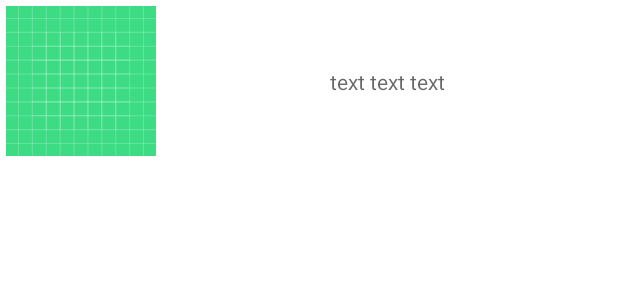
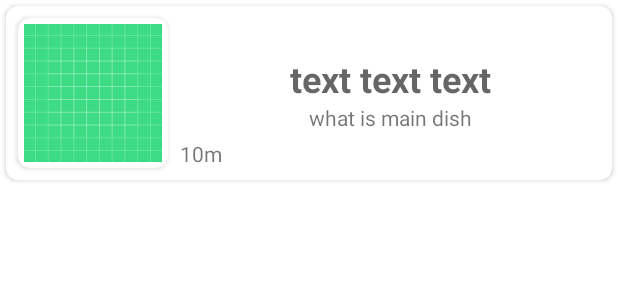
Before and after one commit to SuChelin/SuChelin-View, an Android app: the layout rv_item.xml on its own in the app's theme, with its tools: preview values and no code run, on a phone screen of 412 x 824 dp. Shown: the top 300 px of the screen. Run offline under Robolectric (Android 15) with nearby library versions, the phone set to English and light mode, and no system bars.

Commit message:
[Glide, CardView List, Internet Permission] applied. + add more info of rv_item

```diff
--- a/app/build.gradle
+++ b/app/build.gradle
@@ -33,7 +33,8 @@ android {
 }
 
 dependencies {
-
+    implementation 'com.github.bumptech.glide:glide:4.13.0'
+    annotationProcessor 'com.github.bumptech.glide:compiler:4.13.0'
     implementation 'androidx.core:core-ktx:1.6.0'
     implementation 'androidx.appcompat:appcompat:1.3.0'
     implementation 'com.google.android.material:material:1.4.0'
--- a/app/src/main/AndroidManifest.xml
+++ b/app/src/main/AndroidManifest.xml
@@ -1,6 +1,6 @@
 <?xml version="1.0" encoding="utf-8"?>
 <manifest xmlns:android="http://schemas.android.com/apk/res/android">
-
+    <uses-permission android:name="android.permission.INTERNET"/>
     <application
         android:allowBackup="true"
         android:icon="@mipmap/ic_launcher"
--- a/app/src/main/java/mingyuk99/suchelin/ListFragment.kt
+++ b/app/src/main/java/mingyuk99/suchelin/ListFragment.kt
@@ -5,8 +5,6 @@ import androidx.fragment.app.Fragment
 import android.view.LayoutInflater
 import android.view.View
 import android.view.ViewGroup
-import android.widget.TextView
-import androidx.navigation.findNavController
 import androidx.recyclerview.widget.LinearLayoutManager
 import androidx.recyclerview.widget.RecyclerView
 
@@ -28,7 +26,7 @@ class ListFragment : Fragment() {
         val rv = view.findViewById<RecyclerView>(R.id.rv)
         val items = mutableListOf<dataSet>()
 
-        items.add(dataSet("imageUrl","dummy","main"))
+        items.add(dataSet("https://search.pstatic.net/common/?autoRotate=true&quality=95&type=f180_180&src=https%3A%2F%2Fldb-phinf.pstatic.net%2F20210302_125%2F161464487124061agC_JPEG%2FK15utTFWXeuNEny1JMXiV57W.jpg","할리스 수원대학교점","main"))
         items.add(dataSet("imageUrl","dummy","main"))
         items.add(dataSet("imageUrl","dummy","main"))
         items.add(dataSet("imageUrl","dummy","main"))
@@ -38,10 +36,12 @@ class ListFragment : Fragment() {
         items.add(dataSet("imageUrl","dummy","main"))
 
 
-        val rvAdapter = RvAdapter(items)
+        val rvAdapter = RvAdapter(context, items)
         rv.adapter = rvAdapter
+
         rv.layoutManager = LinearLayoutManager(context)
 
+        return view
 //        val fragMap = view.findViewById<TextView>(R.id.fragMap)
 //        val fragVote = view.findViewById<TextView>(R.id.fragVote)
 //        fragMap.setOnClickListener {
@@ -50,7 +50,5 @@ class ListFragment : Fragment() {
 //        fragVote.setOnClickListener {
 //            it.findNavController().navigate(R.id.action_listFragment_to_voteFragment)
 //        }
-        return view
-
     }
 }
--- a/app/src/main/java/mingyuk99/suchelin/RvAdapter.kt
+++ b/app/src/main/java/mingyuk99/suchelin/RvAdapter.kt
@@ -1,14 +1,16 @@
 package mingyuk99.suchelin
 
+import android.content.Context
 import android.view.LayoutInflater
 import android.view.View
 import android.view.ViewGroup
 import android.widget.ImageView
 import android.widget.TextView
 import androidx.recyclerview.widget.RecyclerView
+import com.bumptech.glide.Glide
 import org.w3c.dom.Text
 
-class RvAdapter(val items: MutableList<dataSet>):RecyclerView.Adapter<RvAdapter.ViewHolder>() {
+class RvAdapter(val context: Context?, val items: MutableList<dataSet>):RecyclerView.Adapter<RvAdapter.ViewHolder>() {
     override fun onCreateViewHolder(parent: ViewGroup, viewType: Int): RvAdapter.ViewHolder {
         val view = LayoutInflater.from(parent.context).inflate(R.layout.rv_item,parent,false)
 
@@ -25,8 +27,15 @@ class RvAdapter(val items: MutableList<dataSet>):RecyclerView.Adapter<RvAdapter.
 
     inner class ViewHolder(itemView: View): RecyclerView.ViewHolder(itemView){
         fun bindItems(item: dataSet){
-            val textTitle = itemView.findViewById<TextView>(R.id.textViewTitle)
             val imageViewShop = itemView.findViewById<ImageView>(R.id.imageViewShop)
+            val textViewTitle = itemView.findViewById<TextView>(R.id.textViewTitle)
+
+            Glide.with(context!!)
+                .load(item.imageUrl)
+                .centerCrop()
+                .into(imageViewShop)
+
+            textViewTitle.text = item.name
 
         }
     }
--- a/app/src/main/java/mingyuk99/suchelin/dataSet.kt
+++ b/app/src/main/java/mingyuk99/suchelin/dataSet.kt
@@ -4,4 +4,6 @@ data class dataSet(
     val imageUrl: String = "",
     val name: String = "",
     val location: String = ""
+//detail
+//distance
 )
--- a/app/src/main/res/layout/fragment_vote.xml
+++ b/app/src/main/res/layout/fragment_vote.xml
@@ -1,5 +1,5 @@
 <?xml version="1.0" encoding="utf-8"?>
-<FrameLayout xmlns:android="http://schemas.android.com/apk/res/android"
+<androidx.constraintlayout.widget.ConstraintLayout xmlns:android="http://schemas.android.com/apk/res/android"
     xmlns:tools="http://schemas.android.com/tools"
     android:layout_width="match_parent"
     android:layout_height="match_parent"
@@ -11,4 +11,4 @@
         android:layout_height="match_parent"
         android:text="@string/hello_blank_fragment" />
 
-</FrameLayout>
+</androidx.constraintlayout.widget.ConstraintLayout>
--- a/app/src/main/res/layout/rv_item.xml
+++ b/app/src/main/res/layout/rv_item.xml
@@ -1,32 +1,68 @@
 <?xml version="1.0" encoding="utf-8"?>
-<androidx.constraintlayout.widget.ConstraintLayout
+<androidx.cardview.widget.CardView
     xmlns:android="http://schemas.android.com/apk/res/android"
+    app:cardCornerRadius="8dp"
+    android:layout_margin="4dp"
     xmlns:app="http://schemas.android.com/apk/res-auto"
     android:layout_width="match_parent"
-    android:orientation="vertical"
-    android:layout_height="wrap_content">
-
+    android:layout_height="wrap_content"
+    >
+    <androidx.constraintlayout.widget.ConstraintLayout xmlns:android="http://schemas.android.com/apk/res/android"
+        xmlns:app="http://schemas.android.com/apk/res-auto"
+        android:layout_width="match_parent"
+        android:layout_height="wrap_content"
+        android:orientation="vertical">
+        <androidx.cardview.widget.CardView
+            android:layout_width="100dp"
+            android:id="@+id/CardviewImage"
+            app:cardCornerRadius="8dp"
+            android:layout_margin="8dp"
+            app:layout_constraintBottom_toBottomOf="parent"
+            app:layout_constraintStart_toStartOf="parent"
+            app:layout_constraintTop_toTopOf="parent"
+            android:layout_height="100dp">
             <ImageView
-        app:layout_constraintTop_toTopOf="parent"
-        app:layout_constraintBottom_toBottomOf="parent"
                 android:id="@+id/imageViewShop"
+                android:layout_width="match_parent"
+                android:layout_height="match_parent"
                 android:layout_margin="4dp"
                 android:src="@drawable/ic_launcher_background"
-        app:layout_constraintStart_toStartOf="parent"
-        android:layout_width="100dp"
-        android:layout_height="100dp"/>
+                />
+        </androidx.cardview.widget.CardView>
+
+
 
         <TextView
             android:id="@+id/textViewTitle"
-        app:layout_constraintLeft_toRightOf="@+id/imageViewShop"
-        android:hint="text text text"
-        app:layout_constraintEnd_toEndOf="parent"
-        app:layout_constraintBottom_toBottomOf="parent"
-        app:layout_constraintTop_toTopOf="parent"
             android:layout_width="wrap_content"
             android:layout_height="wrap_content"
-        app:layout_constraintStart_toEndOf="@+id/imageViewShop"
-        />
+            android:layout_marginTop="32dp"
+            android:hint="text text text"
+            android:textSize="24sp"
+            android:textStyle="bold"
+            app:layout_constraintEnd_toEndOf="parent"
+            app:layout_constraintLeft_toRightOf="@+id/CardviewImage"
+            app:layout_constraintStart_toEndOf="@+id/CardviewImage"
+            app:layout_constraintTop_toTopOf="parent" />
+
+        <TextView
+            android:id="@+id/textViewDetail"
+            android:layout_width="wrap_content"
+            android:layout_height="wrap_content"
+            android:text="what is main dish"
+            app:layout_constraintEnd_toEndOf="parent"
+            app:layout_constraintStart_toEndOf="@id/CardviewImage"
+            app:layout_constraintTop_toBottomOf="@id/textViewTitle" />
+
+        <TextView
+            android:id="@+id/textViewDistance"
+            android:layout_width="wrap_content"
+            android:layout_height="wrap_content"
+            android:layout_margin="8dp"
+            android:text="10m"
+            app:layout_constraintBottom_toBottomOf="parent"
+            app:layout_constraintStart_toEndOf="@+id/CardviewImage" />
 
 
     </androidx.constraintlayout.widget.ConstraintLayout>
+</androidx.cardview.widget.CardView>
```
Lines whose indentation alone changed are shown as unchanged.
